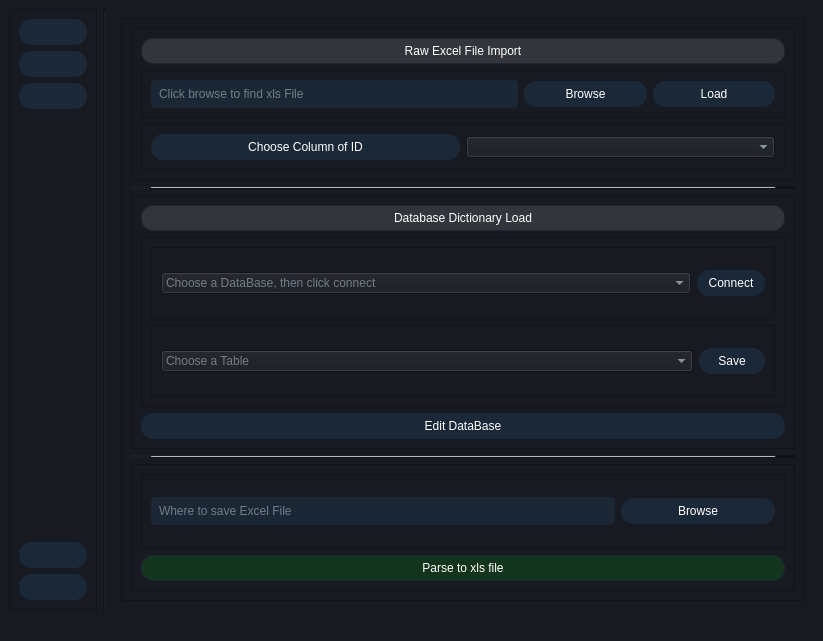
Old version of the form UI/base_qt_ui/MainWindow_multiPage.ui in the repository thatStrangeGuy/AutoDoc_Parser.
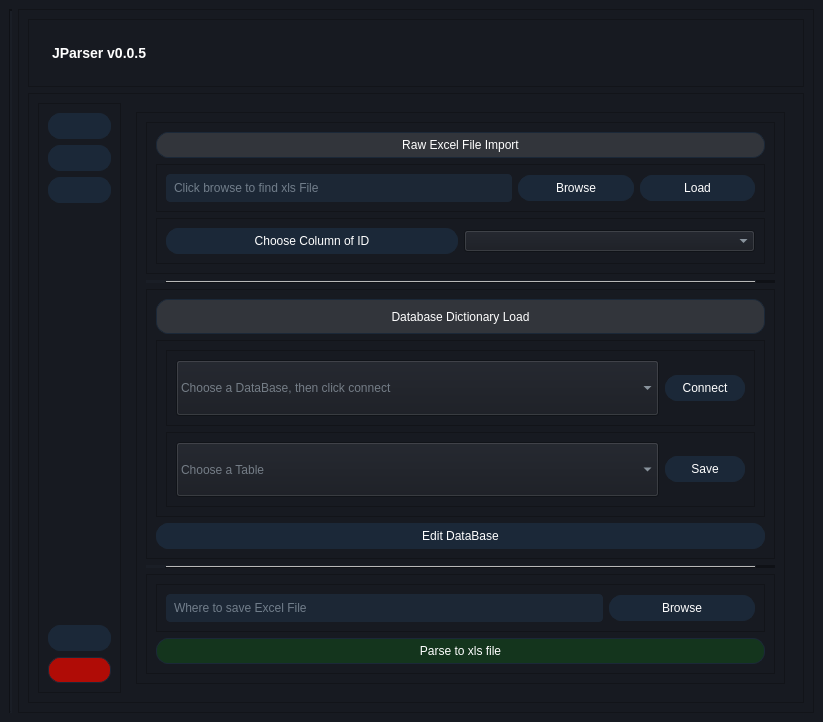
New version of the form. Icons and pictures are not drawn.

```diff
--- a/UI/base_qt_ui/MainWindow_multiPage.ui
+++ b/UI/base_qt_ui/MainWindow_multiPage.ui
@@ -10,7 +10,7 @@
     <x>0</x>
     <y>0</y>
     <width>823</width>
-    <height>641</height>
+    <height>722</height>
    </rect>
   </property>
   <property name="windowTitle">
@@ -166,10 +166,17 @@
 QDialogButtonBox QPushButton:pressed {
     background-color: #5865a6; /* Darker shade when pressed */
 }
-</string>
+
+QToolTip {
+    border: 1px solid #c8c8c8;
+	background-color: #171a21; /* Steam's Dark Theme Background Color */
+    color: #c6d4df; /* Steam's Text Color */
+    font-size: 12px;
+	border-radius:5px;
+    }</string>
   </property>
   <property name="toolButtonStyle">
-   <enum>Qt::ToolButtonFollowStyle</enum>
+   <enum>Qt::ToolButtonTextOnly</enum>
   </property>
   <property name="documentMode">
    <bool>true</bool>
@@ -183,13 +190,22 @@
   <widget class="QWidget" name="centralwidget">
    <layout class="QHBoxLayout" name="horizontalLayout_2">
     <item>
-     <widget class="QFrame" name="leftSideMenu_Frame">
-      <property name="sizePolicy">
-       <sizepolicy hsizetype="Preferred" vsizetype="Preferred">
-        <horstretch>1</horstretch>
-        <verstretch>0</verstretch>
-       </sizepolicy>
+     <widget class="Line" name="line">
+      <property name="styleSheet">
+       <string notr="true">Line{
+	color: #FFFFFF;
+}</string>
       </property>
+      <property name="lineWidth">
+       <number>2</number>
+      </property>
+      <property name="orientation">
+       <enum>Qt::Vertical</enum>
+      </property>
+     </widget>
+    </item>
+    <item>
+     <widget class="QFrame" name="frame">
       <property name="frameShape">
        <enum>QFrame::StyledPanel</enum>
       </property>
@@ -198,6 +214,140 @@
       </property>
       <layout class="QVBoxLayout" name="verticalLayout">
        <item>
+        <widget class="QFrame" name="titlebar_frame">
+         <property name="sizePolicy">
+          <sizepolicy hsizetype="Preferred" vsizetype="Preferred">
+           <horstretch>0</horstretch>
+           <verstretch>1</verstretch>
+          </sizepolicy>
+         </property>
+         <property name="styleSheet">
+          <string notr="true">QPushButton {
+	border:none;
+	border-radius: 8px;
+	max-width: 16px;
+	max-height: 16px;
+    padding: 0;
+    margin: 0;
+    border: 0;
+}
+#btn_minimize {
+    background-color: #4AE137;
+}
+#btn_minimize:hover {
+    background-color: #4DFD36;
+}
+#btn_minimize:pressed {
+    background-color: #21A80F;
+}
+
+#btn_maximize_restore {
+    background-color: #FDCE36;
+}
+
+#btn_maximize_restore:hover {
+    background-color: #FCFF34;
+}
+#btn_maximize_restore:pressed {
+    background-color: #BCBF05;
+}
+
+#btn_close {
+    background-color: #D54040;
+}
+#btn_close:hover {
+    background-color: #F82D2D;
+}
+#btn_close:pressed {
+    background-color: #A90808;
+}
+QLabel {
+    font-family: &quot;Microsoft Sans Serif&quot;, &quot;Arial&quot;, &quot;Times New Roman&quot;; /* Use a fallback font */
+    font-size: 14px;
+    font-weight: bold;
+	border:none;
+	background-color:transparent;
+}</string>
+         </property>
+         <property name="frameShape">
+          <enum>QFrame::StyledPanel</enum>
+         </property>
+         <property name="frameShadow">
+          <enum>QFrame::Raised</enum>
+         </property>
+         <layout class="QHBoxLayout" name="horizontalLayout">
+          <item>
+           <widget class="QLabel" name="label">
+            <property name="sizePolicy">
+             <sizepolicy hsizetype="Preferred" vsizetype="Preferred">
+              <horstretch>6</horstretch>
+              <verstretch>0</verstretch>
+             </sizepolicy>
+            </property>
+            <property name="styleSheet">
+             <string notr="true"/>
+            </property>
+            <property name="text">
+             <string>&lt;html&gt;&lt;head/&gt;&lt;body&gt;&lt;p&gt;JParser v0.0.5&lt;/p&gt;&lt;/body&gt;&lt;/html&gt;</string>
+            </property>
+            <property name="textFormat">
+             <enum>Qt::RichText</enum>
+            </property>
+            <property name="scaledContents">
+             <bool>false</bool>
+            </property>
+           </widget>
+          </item>
+          <item>
+           <spacer name="horizontalSpacer">
+            <property name="orientation">
+             <enum>Qt::Horizontal</enum>
+            </property>
+            <property name="sizeHint" stdset="0">
+             <size>
+              <width>40</width>
+              <height>20</height>
+             </size>
+            </property>
+           </spacer>
+          </item>
+         </layout>
+        </widget>
+       </item>
+       <item>
+        <widget class="QFrame" name="frame_3">
+         <property name="sizePolicy">
+          <sizepolicy hsizetype="Preferred" vsizetype="Preferred">
+           <horstretch>0</horstretch>
+           <verstretch>9</verstretch>
+          </sizepolicy>
+         </property>
+         <property name="styleSheet">
+          <string notr="true"/>
+         </property>
+         <property name="frameShape">
+          <enum>QFrame::StyledPanel</enum>
+         </property>
+         <property name="frameShadow">
+          <enum>QFrame::Raised</enum>
+         </property>
+         <layout class="QHBoxLayout" name="horizontalLayout_11">
+          <item>
+           <widget class="QFrame" name="leftSideMenu_Frame">
+            <property name="sizePolicy">
+             <sizepolicy hsizetype="Preferred" vsizetype="Preferred">
+              <horstretch>1</horstretch>
+              <verstretch>0</verstretch>
+             </sizepolicy>
+            </property>
+            <property name="frameShape">
+             <enum>QFrame::StyledPanel</enum>
+            </property>
+            <property name="frameShadow">
+             <enum>QFrame::Raised</enum>
+            </property>
+            <layout class="QVBoxLayout" name="verticalLayout_2">
+             <item>
         <widget class="QPushButton" name="xlsRawImportPage_Button">
          <property name="cursor">
           <cursorShape>ArrowCursor</cursorShape>
@@ -208,6 +358,9 @@
          <property name="whatsThis">
           <string>&lt;html&gt;&lt;head/&gt;&lt;body&gt;&lt;p&gt;Import raw Excel file to Parse&lt;/p&gt;&lt;/body&gt;&lt;/html&gt;</string>
          </property>
+               <property name="styleSheet">
+                <string notr="true"/>
+               </property>
          <property name="text">
           <string/>
          </property>
@@ -313,6 +466,17 @@
          <property name="toolTip">
           <string>Exit from program</string>
          </property>
+               <property name="styleSheet">
+                <string notr="true">#exit_Button{
+	background-color:#B00C06;
+}
+#exit_Button:hover{
+	background-color:#E90800;
+}
+#exit_Button:pressed{
+	background-color:#790B07;
+}</string>
+               </property>
          <property name="text">
           <string/>
          </property>
@@ -331,21 +495,6 @@
       </layout>
      </widget>
     </item>
-    <item>
-     <widget class="Line" name="line">
-      <property name="styleSheet">
-       <string notr="true">Line{
-	color: #FFFFFF;
-}</string>
-      </property>
-      <property name="lineWidth">
-       <number>2</number>
-      </property>
-      <property name="orientation">
-       <enum>Qt::Vertical</enum>
-      </property>
-     </widget>
-    </item>
     <item>
      <widget class="QStackedWidget" name="stackedWidget">
       <property name="sizePolicy">
@@ -370,7 +519,7 @@
           <property name="frameShadow">
            <enum>QFrame::Raised</enum>
           </property>
-          <layout class="QVBoxLayout" name="verticalLayout_2">
+                <layout class="QVBoxLayout" name="verticalLayout_3">
            <item>
             <widget class="QFrame" name="xlsRawFileImport_MainFrame">
              <property name="frameShape">
@@ -417,7 +566,7 @@
                 <property name="frameShadow">
                  <enum>QFrame::Raised</enum>
                 </property>
-                <layout class="QHBoxLayout" name="horizontalLayout">
+                      <layout class="QHBoxLayout" name="horizontalLayout_4">
                  <item>
                   <widget class="QLineEdit" name="xlsRawFilePath_Line">
                    <property name="enabled">
@@ -529,7 +678,7 @@
              <property name="sizePolicy">
               <sizepolicy hsizetype="Preferred" vsizetype="Preferred">
                <horstretch>0</horstretch>
-               <verstretch>2</verstretch>
+                     <verstretch>3</verstretch>
               </sizepolicy>
              </property>
              <property name="frameShape">
@@ -538,14 +687,14 @@
              <property name="frameShadow">
               <enum>QFrame::Raised</enum>
              </property>
-             <layout class="QVBoxLayout" name="verticalLayout_3">
+                   <layout class="QVBoxLayout" name="verticalLayout_4">
               <item>
                <widget class="QPushButton" name="databaseBrowse_LabelButton">
                 <property name="enabled">
                  <bool>false</bool>
                 </property>
                 <property name="sizePolicy">
-                 <sizepolicy hsizetype="Minimum" vsizetype="Fixed">
+                       <sizepolicy hsizetype="Minimum" vsizetype="Preferred">
                   <horstretch>0</horstretch>
                   <verstretch>1</verstretch>
                  </sizepolicy>
@@ -588,15 +737,24 @@
                 <property name="frameShadow">
                  <enum>QFrame::Raised</enum>
                 </property>
-                <layout class="QVBoxLayout" name="verticalLayout_4">
+                      <layout class="QVBoxLayout" name="verticalLayout_5">
                  <item>
                   <widget class="QFrame" name="databaseBrowse_Frame">
                    <property name="sizePolicy">
                     <sizepolicy hsizetype="Preferred" vsizetype="Preferred">
                      <horstretch>0</horstretch>
-                     <verstretch>2</verstretch>
-                    </sizepolicy>
-                   </property>
+                           <verstretch>4</verstretch>
+                          </sizepolicy>
+                         </property>
+                         <property name="minimumSize">
+                          <size>
+                           <width>0</width>
+                           <height>50</height>
+                          </size>
+                         </property>
+                         <property name="styleSheet">
+                          <string notr="true"/>
+                         </property>
                    <property name="frameShape">
                     <enum>QFrame::StyledPanel</enum>
                    </property>
@@ -607,9 +765,9 @@
                     <item>
                      <widget class="QComboBox" name="DatabaseChoice_ComboBox">
                       <property name="sizePolicy">
-                       <sizepolicy hsizetype="Preferred" vsizetype="Fixed">
-                        <horstretch>8</horstretch>
-                        <verstretch>0</verstretch>
+                             <sizepolicy hsizetype="Preferred" vsizetype="Preferred">
+                              <horstretch>6</horstretch>
+                              <verstretch>2</verstretch>
                        </sizepolicy>
                       </property>
                       <property name="placeholderText">
@@ -642,9 +800,15 @@
                    <property name="sizePolicy">
                     <sizepolicy hsizetype="Preferred" vsizetype="Preferred">
                      <horstretch>0</horstretch>
-                     <verstretch>2</verstretch>
-                    </sizepolicy>
-                   </property>
+                           <verstretch>4</verstretch>
+                          </sizepolicy>
+                         </property>
+                         <property name="minimumSize">
+                          <size>
+                           <width>0</width>
+                           <height>49</height>
+                          </size>
+                         </property>
                    <property name="frameShape">
                     <enum>QFrame::StyledPanel</enum>
                    </property>
@@ -655,9 +819,9 @@
                     <item>
                      <widget class="QComboBox" name="TableChoice_ComboBox">
                       <property name="sizePolicy">
-                       <sizepolicy hsizetype="Preferred" vsizetype="Fixed">
-                        <horstretch>8</horstretch>
-                        <verstretch>0</verstretch>
+                             <sizepolicy hsizetype="Preferred" vsizetype="Preferred">
+                              <horstretch>6</horstretch>
+                              <verstretch>2</verstretch>
                        </sizepolicy>
                       </property>
                       <property name="placeholderText">
@@ -1131,7 +1295,7 @@
           <property name="frameShadow">
            <enum>QFrame::Raised</enum>
           </property>
-          <layout class="QVBoxLayout" name="verticalLayout_5">
+                <layout class="QVBoxLayout" name="verticalLayout_6">
            <item>
             <widget class="QPushButton" name="xlsParsedFileImport_LabelButton">
              <property name="enabled">
@@ -1508,7 +1672,7 @@
          <enum>QLayout::SetDefaultConstraint</enum>
         </property>
         <item>
-         <widget class="QFrame" name="frame">
+               <widget class="QFrame" name="frame_2">
           <property name="maximumSize">
            <size>
             <width>16777215</width>
@@ -1637,7 +1801,7 @@
              <property name="frameShadow">
               <enum>QFrame::Raised</enum>
              </property>
-             <layout class="QHBoxLayout" name="horizontalLayout_4">
+                   <layout class="QHBoxLayout" name="horizontalLayout_14">
               <item>
                <widget class="QComboBox" name="defaultDatabaseConfig_ComboBox">
                 <property name="sizePolicy">
@@ -1843,8 +2007,13 @@
     </item>
    </layout>
   </widget>
-  <widget class="QStatusBar" name="statusbar"/>
-  <widget class="QMenuBar" name="menubar">
+       </item>
+      </layout>
+     </widget>
+    </item>
+   </layout>
+  </widget>
+  <widget class="QMenuBar" name="menuBar">
    <property name="geometry">
     <rect>
      <x>0</x>
```
Left out of the diff: 24 changed lines with no effect on the pictures. Lines whose indentation alone changed are shown as unchanged.
